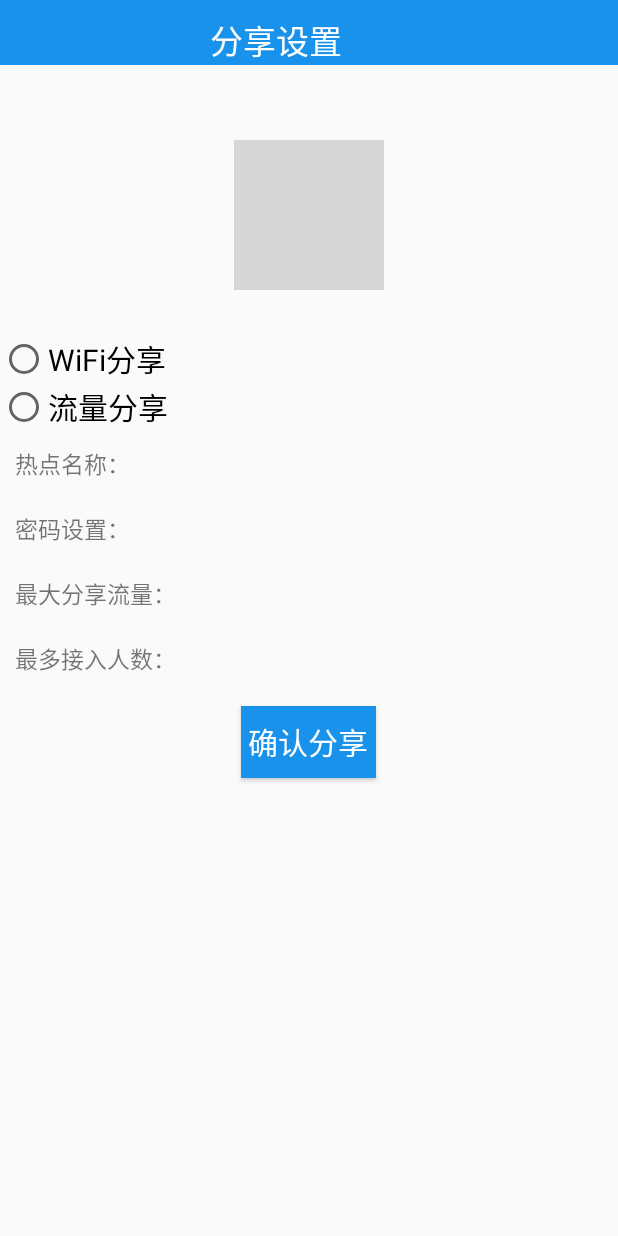
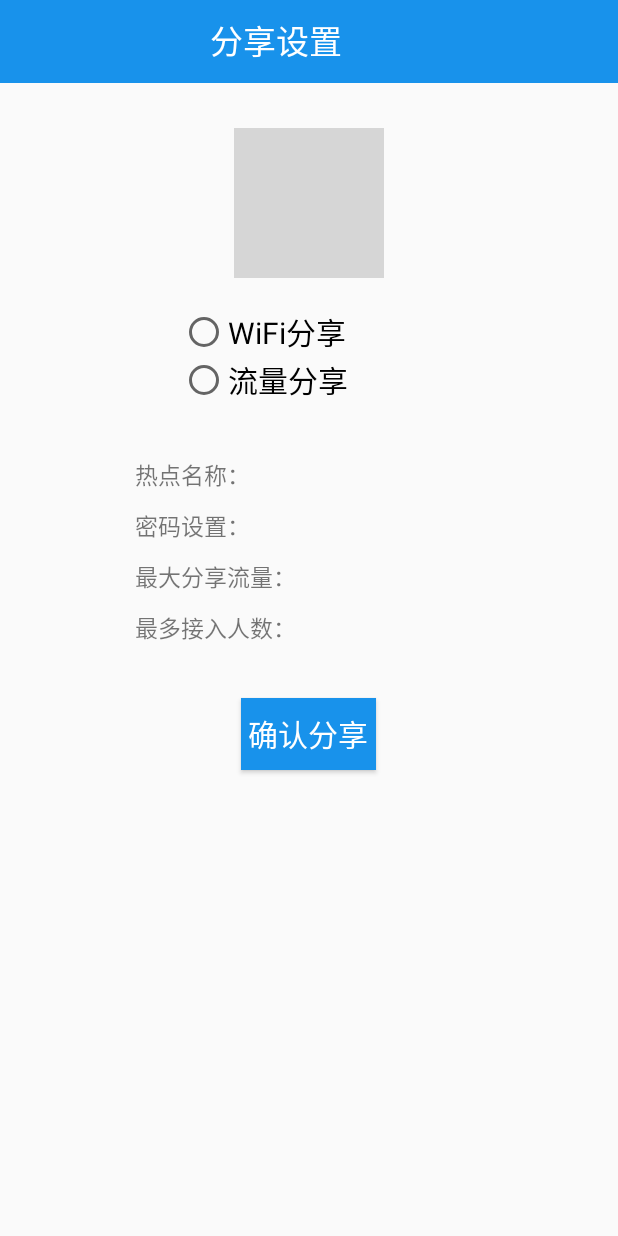
Before and after one commit to dwt0317/WiFiBao, an Android app: the layout set_share.xml on its own in the app's theme, with its tools: preview values and no code run, on a phone screen of 412 x 824 dp. Run offline under Robolectric (Android 15) with nearby library versions, the phone set to English and light mode, and no system bars; grey boxes are pictures that could not be loaded.

Commit message:
layout_share

```diff
--- a/app/src/main/res/layout/set_share.xml
+++ b/app/src/main/res/layout/set_share.xml
@@ -1,11 +1,12 @@
 <?xml version="1.0" encoding="utf-8"?>
 <LinearLayout xmlns:android="http://schemas.android.com/apk/res/android"
-    android:orientation="vertical" android:layout_width="match_parent"
+    android:orientation="vertical"
+    android:layout_width="match_parent"
     android:layout_height="match_parent">
 
     <TextView
     android:layout_width="match_parent"
-        android:layout_height="wrap_content"
+    android:layout_height="55dp"
     android:text="分享设置"
     android:textSize="22dip"
     android:textColor="#FFFFFF"
@@ -18,15 +19,16 @@
         android:layout_width="100dp"
         android:layout_height="100dp"
         android:layout_gravity="center"
-        android:layout_marginTop="50dp"
-        android:src="@drawable/wifi"
+        android:layout_marginTop="30dp"
+        android:src="@mipmap/signal"
         android:background="#FFFFFF"
         />
     <RadioGroup
         android:id="@+id/share"
         android:layout_width="fill_parent"
         android:layout_height="wrap_content"
-        android:paddingTop="30dp">
+        android:paddingLeft="120sp"
+        android:paddingTop="20dp">
         <RadioButton
             android:id="@+id/wifi"
             android:layout_width="fill_parent"
@@ -50,27 +52,36 @@
         android:id="@+id/textview1"
         android:text="热点名称："
         android:textSize="15dp"
-        android:padding="10sp"/>
+        android:layout_marginTop="30sp"
+        android:paddingLeft="90sp"
+        android:paddingTop="5sp"
+        android:paddingBottom="5sp"/>
 
     <TextView
         android:layout_width="fill_parent"
         android:layout_height="wrap_content"
         android:id="@+id/textview2"
-        android:padding="10sp"
+        android:paddingLeft="90sp"
+        android:paddingTop="5sp"
+        android:paddingBottom="5sp"
         android:text="密码设置："
         android:textSize="15dp" />
     <TextView
         android:layout_width="fill_parent"
         android:layout_height="wrap_content"
-        android:id="@+id/textview2"
-        android:padding="10sp"
+        android:id="@+id/textview3"
+        android:paddingLeft="90sp"
+        android:paddingTop="5sp"
+        android:paddingBottom="5sp"
         android:text="最大分享流量："
         android:textSize="15dp" />
     <TextView
         android:layout_width="fill_parent"
         android:layout_height="wrap_content"
-        android:id="@+id/textview2"
-        android:padding="10sp"
+        android:id="@+id/textview4"
+        android:paddingLeft="90sp"
+        android:paddingTop="5sp"
+        android:paddingBottom="5sp"
         android:text="最多接入人数："
         android:textSize="15dp" />
 
@@ -85,7 +96,7 @@
         android:height="30dip"
         android:width="90dip"
         android:layout_gravity="center"
-        android:layout_marginTop="10dip"
+        android:layout_marginTop="30dip"
         android:text="确认分享"
         android:textColor="#FFFFFF"
         android:textSize="20dip"
```
Lines whose indentation alone changed are shown as unchanged.
